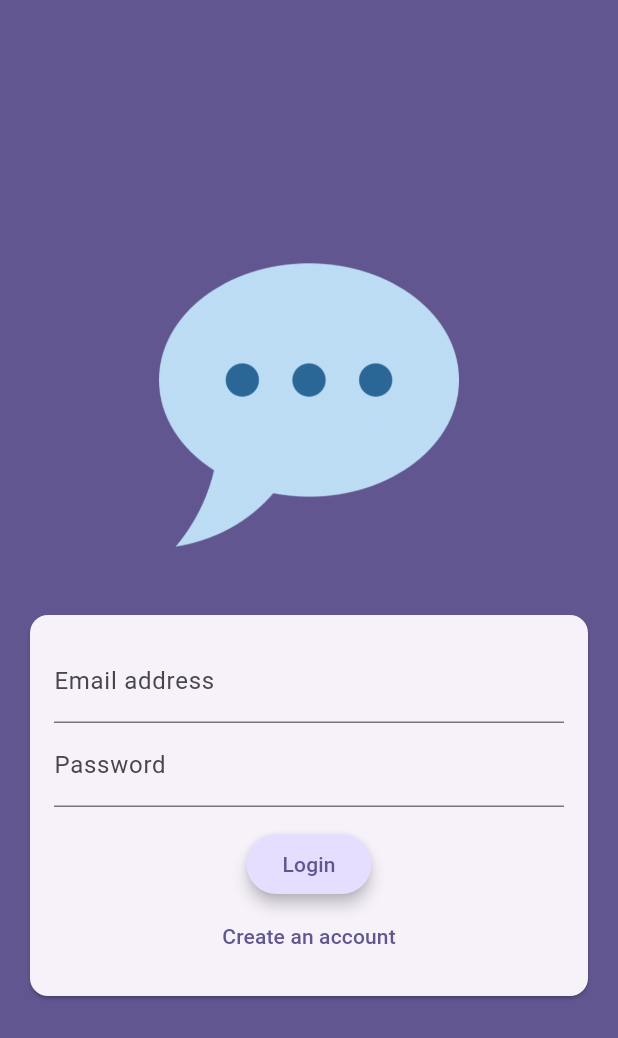
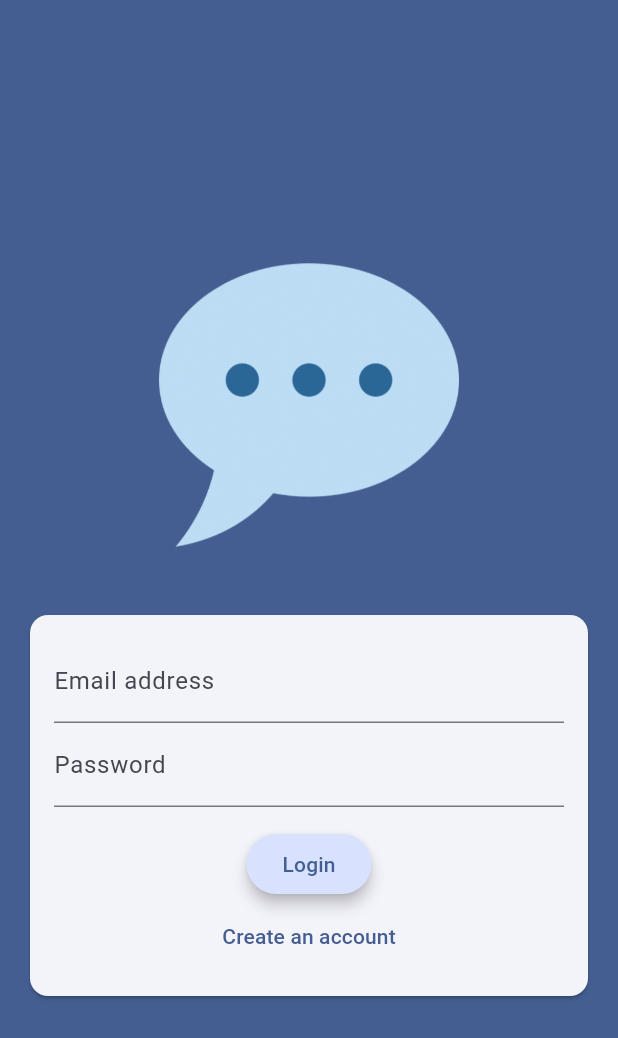
Before and after one commit to amarjaiswar16/flutter-chat-app, a Flutter app: the screen it shows after launch, on a phone screen of 412 x 824 dp. Shown: the top 1038 px of the screen. Run offline on Flutter 3.47's test engine with Material 2 defaults, Android fonts, the phone set to English and light mode, and no system bars; our stand-ins replace firebase_auth, firebase_core; accounts and stored records are empty.

Commit message:
logout and userauth is completed

```diff
--- a/lib/main.dart
+++ b/lib/main.dart
@@ -1,5 +1,6 @@
 import 'package:chat_app/screens.dart/auth.dart';
 import 'package:chat_app/screens.dart/chat.dart';
+import 'package:chat_app/screens.dart/splash.dart';
 import 'package:firebase_auth/firebase_auth.dart';
 import 'package:flutter/material.dart';
 import 'package:firebase_core/firebase_core.dart';
@@ -22,8 +23,8 @@ class MyApp extends StatelessWidget {
       title: 'FlutterChat',
       theme: ThemeData(
         colorScheme: ColorScheme.fromSeed(
-          //seedColor: Colors.blue,
-          seedColor: const Color.fromARGB(255, 63, 17, 177),
+          seedColor: Colors.blueAccent,
+          //seedColor: const Color.fromARGB(255, 63, 17, 177),
           brightness: Brightness.light,
         ),
         useMaterial3: true,
@@ -31,6 +32,11 @@ class MyApp extends StatelessWidget {
       home: StreamBuilder(
         stream: FirebaseAuth.instance.authStateChanges(),
         builder: (context, snapshot) {
+
+          if(snapshot.connectionState == ConnectionState.waiting) {
+            return const SplashScreen();
+          }
+
           if(snapshot.hasData) {
             return const ChatScreen();
           }
```
Also changed, not shown: lib/screens.dart/chat.dart (+12 -0 lines).
